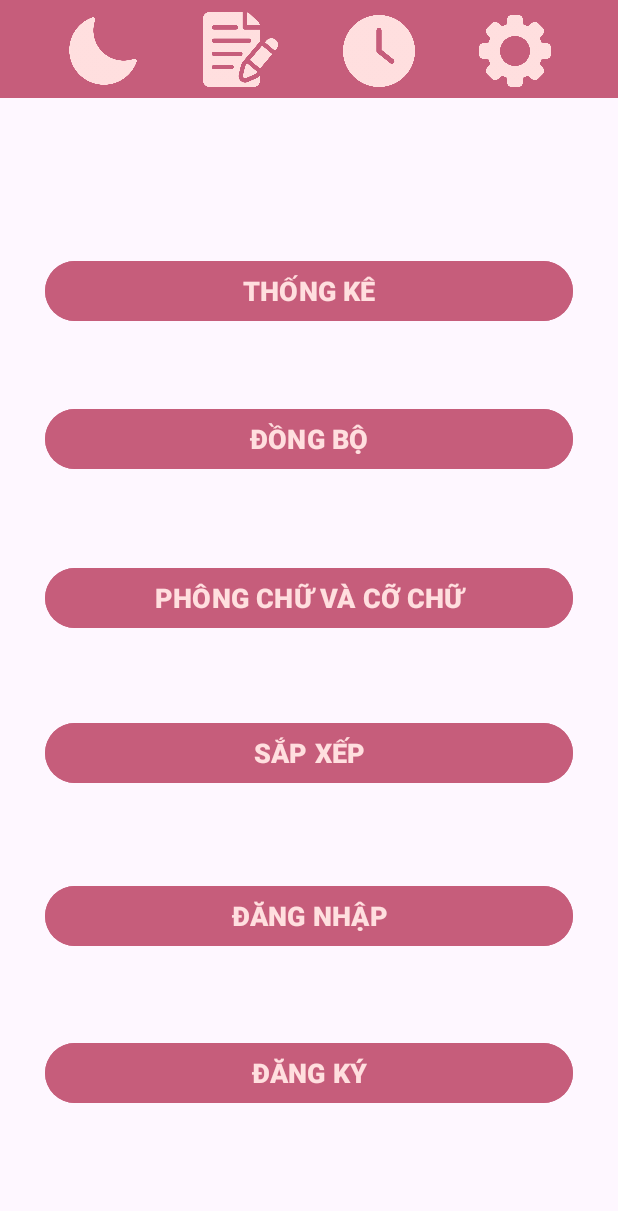
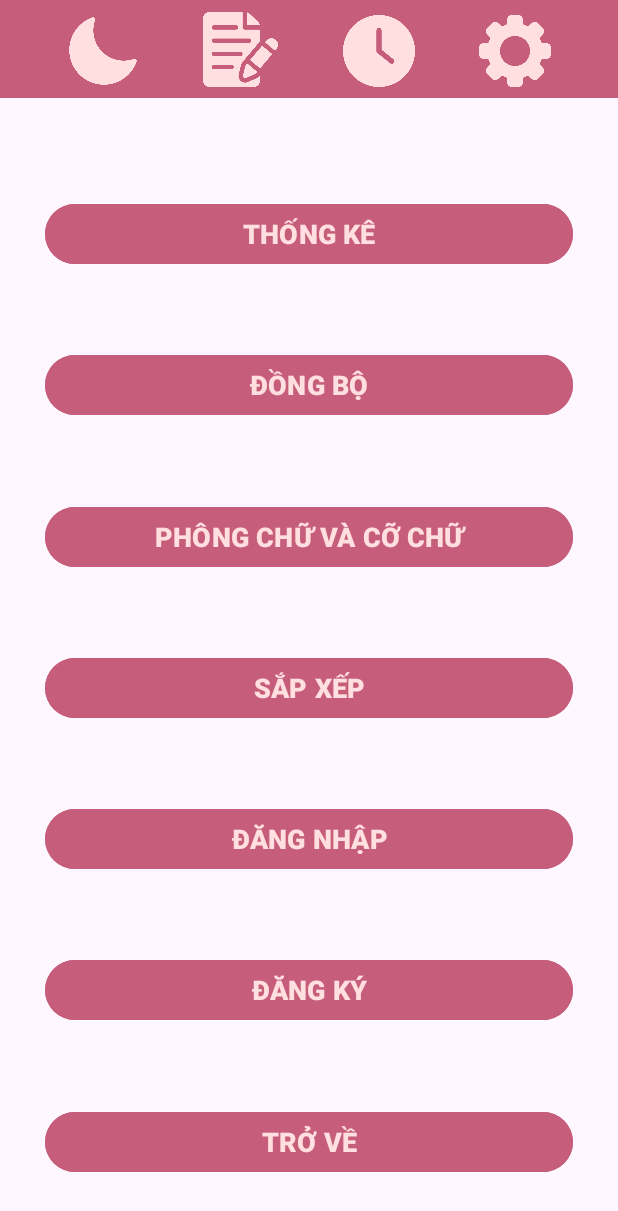
Before and after one commit to bananaa03/Simple-Notes, an Android app: the setting_day screen opened directly, with no data from a screen before it, on a phone screen of 412 x 824 dp. Shown: the top 1211 px of the screen. Run offline under Robolectric (Android 15) with nearby library versions, the phone set to English and light mode, and no system bars.

Commit message:
update chuyển đổi các giao diện

```diff
--- a/app/src/main/java/com/example/ui_do_an/day_main.java
+++ b/app/src/main/java/com/example/ui_do_an/day_main.java
@@ -21,8 +21,4 @@ public class day_main extends AppCompatActivity {
         Intent intent = new Intent(this, setting_day.class);
         startActivity(intent);
     }
-    public void note_day(View view){
-        Intent intent = new Intent(this, note_day.class);
-        startActivity(intent);
-    }
 }
--- a/app/src/main/java/com/example/ui_do_an/night_main.java
+++ b/app/src/main/java/com/example/ui_do_an/night_main.java
@@ -24,8 +24,4 @@ public class night_main extends AppCompatActivity {
         Intent intent = new Intent(this, setting_night.class);
         startActivity(intent);
     }
-    public void note_day(View view){
-        Intent intent = new Intent(this, note_day.class);
-        startActivity(intent);
-    }
 }
--- a/app/src/main/java/com/example/ui_do_an/setting_day.java
+++ b/app/src/main/java/com/example/ui_do_an/setting_day.java
@@ -1,6 +1,8 @@
 package com.example.ui_do_an;
 
+import android.content.Intent;
 import android.os.Bundle;
+import android.view.View;
 
 import androidx.appcompat.app.AppCompatActivity;
 
@@ -11,4 +13,8 @@ public class setting_day extends AppCompatActivity {
         super.onCreate(savedInstanceState);
         setContentView(R.layout.setting_day);
     }
+    public void btnBacktoMain_day(View view){
+        Intent intent = new Intent(this, day_main.class);
+        startActivity(intent);
+    }
 }
--- a/app/src/main/java/com/example/ui_do_an/setting_night.java
+++ b/app/src/main/java/com/example/ui_do_an/setting_night.java
@@ -1,6 +1,8 @@
 package com.example.ui_do_an;
 
+import android.content.Intent;
 import android.os.Bundle;
+import android.view.View;
 
 import androidx.appcompat.app.AppCompatActivity;
 
@@ -11,4 +13,8 @@ public class setting_night extends AppCompatActivity {
         super.onCreate(savedInstanceState);
         setContentView(R.layout.setting_night);
     }
+    public void btnBacktoMain_night(View view){
+        Intent intent = new Intent(this, night_main.class);
+        startActivity(intent);
+    }
 }
--- a/app/src/main/res/layout/day_main.xml
+++ b/app/src/main/res/layout/day_main.xml
@@ -39,7 +39,6 @@
         android:background="@color/darkpink"
         android:contentDescription="note"
         android:scaleType="fitXY"
-        android:onClick="note_day"
         app:layout_constraintLeft_toRightOf="@id/iBt_mode"
         app:layout_constraintRight_toLeftOf="@id/iBt_settime"
         app:layout_constraintTop_toTopOf="parent"
--- a/app/src/main/res/layout/night_main.xml
+++ b/app/src/main/res/layout/night_main.xml
@@ -39,7 +39,6 @@
         android:background="@color/darkpurple"
         android:contentDescription="note"
         android:scaleType="fitXY"
-        android:onClick="note_day"
         app:layout_constraintLeft_toRightOf="@id/iBt_mode"
         app:layout_constraintRight_toLeftOf="@id/iBt_settime"
         app:layout_constraintTop_toTopOf="parent"
--- a/app/src/main/res/layout/setting_day.xml
+++ b/app/src/main/res/layout/setting_day.xml
@@ -86,7 +86,7 @@
         app:layout_constraintStart_toStartOf="parent"
         android:layout_marginRight="30dp"
         app:layout_constraintTop_toTopOf="parent"
-        app:layout_constraintVertical_bias="0.219" />
+        app:layout_constraintVertical_bias="0.170" />
 
     <Button
         android:id="@+id/dongbo"
@@ -104,7 +104,7 @@
         app:layout_constraintHorizontal_bias="0.0"
         app:layout_constraintStart_toStartOf="parent"
         app:layout_constraintTop_toTopOf="parent"
-        app:layout_constraintVertical_bias="0.346" />
+        app:layout_constraintVertical_bias="0.300" />
 
     <Button
         android:id="@+id/font"
@@ -122,7 +122,7 @@
         app:layout_constraintHorizontal_bias="0.0"
         app:layout_constraintStart_toStartOf="parent"
         app:layout_constraintTop_toTopOf="parent"
-        app:layout_constraintVertical_bias="0.483" />
+        app:layout_constraintVertical_bias="0.430" />
 
     <Button
         android:id="@+id/sapxep"
@@ -140,7 +140,7 @@
         app:layout_constraintHorizontal_bias="1.0"
         app:layout_constraintStart_toStartOf="parent"
         app:layout_constraintTop_toTopOf="parent"
-        app:layout_constraintVertical_bias="0.616" />
+        app:layout_constraintVertical_bias="0.560" />
 
     <Button
         android:id="@+id/dangnhap"
@@ -158,7 +158,7 @@
         app:layout_constraintHorizontal_bias="0.0"
         app:layout_constraintStart_toStartOf="parent"
         app:layout_constraintTop_toTopOf="parent"
-        app:layout_constraintVertical_bias="0.756" />
+        app:layout_constraintVertical_bias="0.690" />
 
     <Button
         android:id="@+id/dangky"
@@ -176,5 +176,24 @@
         app:layout_constraintHorizontal_bias="0.0"
         app:layout_constraintStart_toStartOf="parent"
         app:layout_constraintTop_toTopOf="parent"
-        app:layout_constraintVertical_bias="0.891" />
+        app:layout_constraintVertical_bias="0.820" />
+
+    <Button
+        android:id="@+id/btnBacktoMain"
+        android:layout_width="match_parent"
+        android:layout_height="wrap_content"
+        android:backgroundTint="@color/darkpink"
+        android:text="TRỞ VỀ"
+        android:textColor="@color/llpink"
+        android:textSize="18sp"
+        android:textStyle="bold"
+        android:onClick="btnBacktoMain_day"
+        app:layout_constraintBottom_toBottomOf="parent"
+        app:layout_constraintEnd_toEndOf="parent"
+        android:layout_marginLeft="30dp"
+        app:layout_constraintHorizontal_bias="0.0"
+        app:layout_constraintStart_toStartOf="parent"
+        android:layout_marginRight="30dp"
+        app:layout_constraintTop_toTopOf="parent"
+        app:layout_constraintVertical_bias="0.950" />
 </androidx.constraintlayout.widget.ConstraintLayout>
```
Also changed, not shown: app/src/main/res/layout/setting_night.xml (+25 -6 lines).
